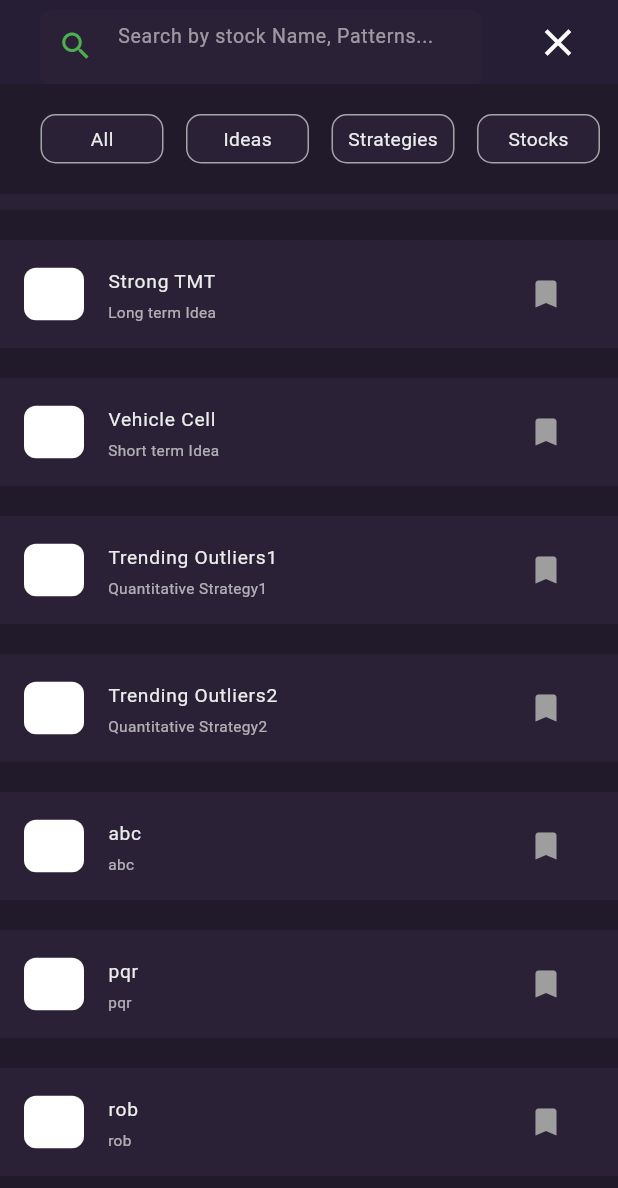
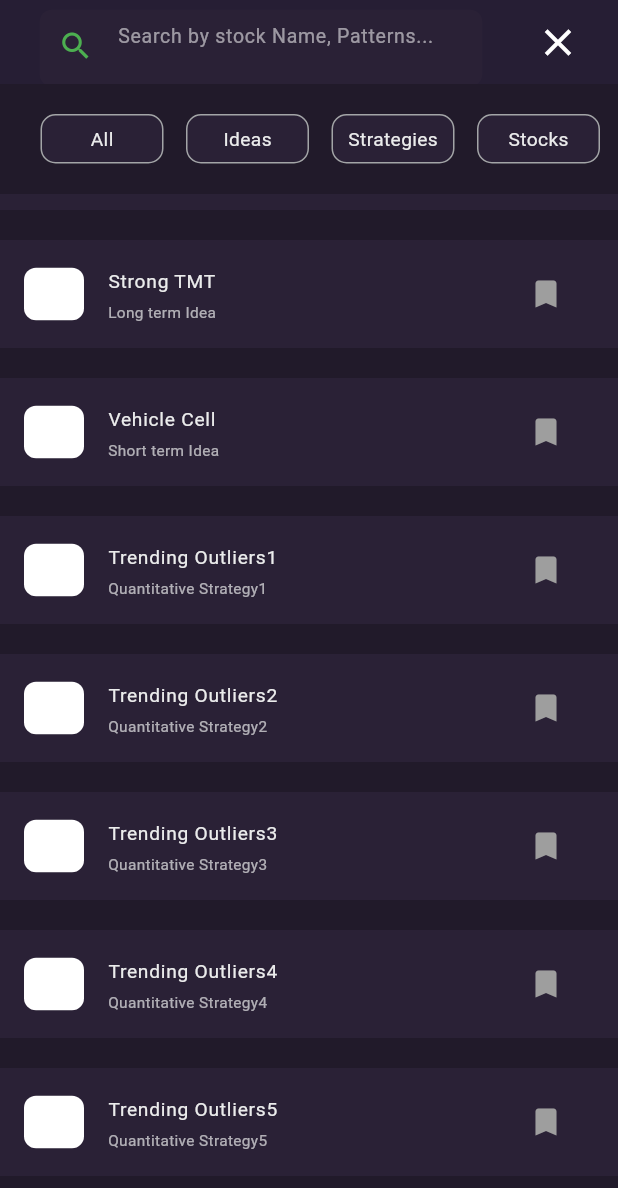
Before and after one commit to nayu1212/statzy, a Flutter app: the screen it shows after launch, scrolled down 245 dp, on a phone screen of 412 x 824 dp. Shown: the top 1188 px of the screen. Run offline on Flutter 3.47's test engine with Material 3 defaults, Android fonts, the light colour scheme and no system bars.

```diff
--- a/lib/home.dart
+++ b/lib/home.dart
@@ -21,9 +21,9 @@ class _HomeState extends State<Home> {
     "Vehicle Cell",
     "Trending Outliers1",
     "Trending Outliers2",
-    "abc",
-    "pqr",
-    "rob"
+    "Trending Outliers3",
+    "Trending Outliers4",
+    "Trending Outliers5"
   ];
   List<String> description = [
     "Quantitative Strategy",
@@ -33,9 +33,9 @@ class _HomeState extends State<Home> {
     "Short term Idea",
     "Quantitative Strategy1",
     "Quantitative Strategy2",
-    "abc",
-    "pqr",
-    "rob"
+    "Quantitative Strategy3",
+    "Quantitative Strategy4",
+    "Quantitative Strategy5"
   ];
 
   @override
```
